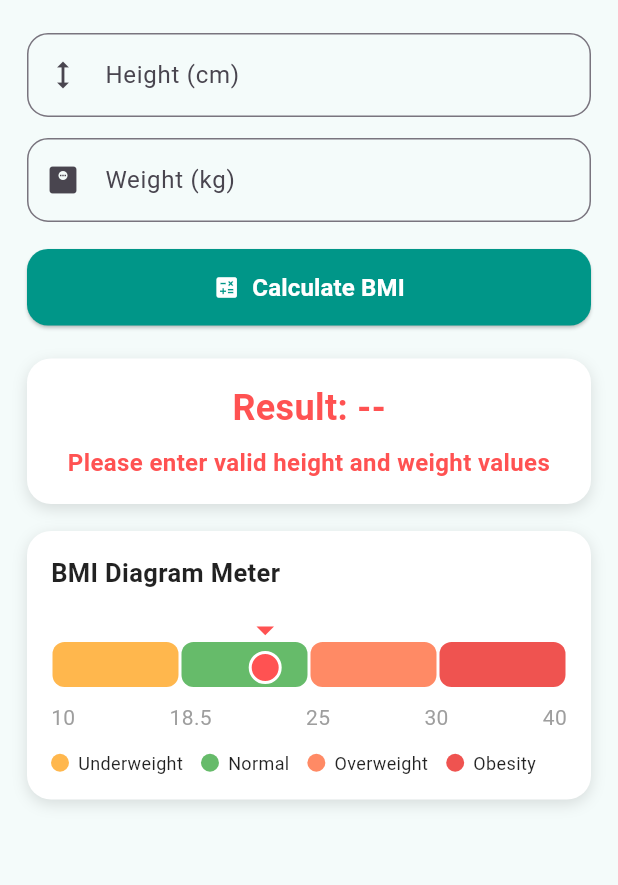
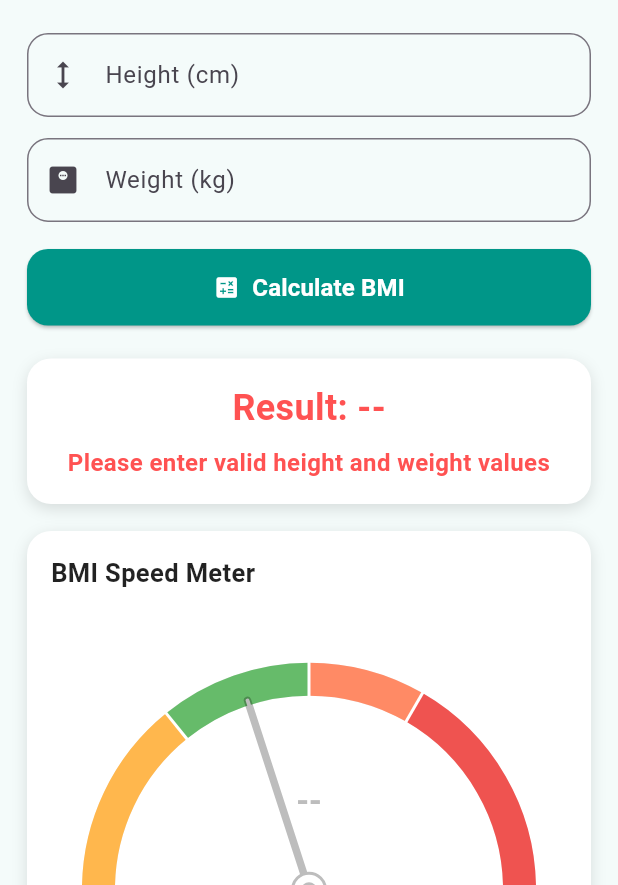
Before and after one commit to TofikMultani/CareSync, a Flutter app: the BMICalculatorPage screen opened directly, after a tap on "Calculate BMI", on a phone screen of 412 x 824 dp, the part 351-1236 px from its top. Run offline on Flutter 3.47's test engine with Material 3 defaults, Android fonts, the phone set to English and light mode, and no system bars; our stand-ins replace file_picker, flutter_local_notifications, printing, timezone.

Commit message:
feat: replace flat BMI bar with semi-circular speedometer gauge
Agent-Logs-Url: https://github.com/TofikMultani/CareSync/sessions/c828b218-2ae4-4cc0-9073-4fa3ba5885e8

Co-authored-by: TofikMultani <165634921+TofikMultani@users.noreply.github.com>

```diff
--- a/lib/screens/patient/bmi_calculator_page.dart
+++ b/lib/screens/patient/bmi_calculator_page.dart
@@ -1,3 +1,4 @@
+import 'dart:math' as math;
 import 'package:flutter/material.dart';
 
 class BMICalculatorPage extends StatefulWidget {
@@ -203,11 +204,6 @@ class _BMICalculatorPageState extends State<BMICalculatorPage> {
   }
 
   Widget _buildBMIDiagramMeter() {
-    const double minBmi = 10;
-    const double maxBmi = 40;
-
-    final double normalized = (_meterValue - minBmi) / (maxBmi - minBmi);
-
     return Container(
       padding: const EdgeInsets.all(16),
       decoration: BoxDecoration(
@@ -225,69 +221,25 @@ class _BMICalculatorPageState extends State<BMICalculatorPage> {
         crossAxisAlignment: CrossAxisAlignment.start,
         children: [
           const Text(
-            'BMI Diagram Meter',
+            'BMI Speed Meter',
             style: TextStyle(
               fontSize: 17,
               fontWeight: FontWeight.w700,
               color: Colors.black87,
             ),
           ),
-          const SizedBox(height: 12),
-          LayoutBuilder(
-            builder: (context, constraints) {
-              final double markerLeft =
-                  (constraints.maxWidth - 22) * normalized;
-
-              return SizedBox(
-                height: 52,
-                child: Stack(
-                  clipBehavior: Clip.none,
-                  children: [
-                    Positioned.fill(
-                      top: 22,
-                      child: Row(
-                        children: [
-                          _meterSegment(color: Colors.orange.shade300),
-                          _meterSegment(color: Colors.green.shade400),
-                          _meterSegment(color: Colors.deepOrange.shade300),
-                          _meterSegment(color: Colors.red.shade400),
-                        ],
-                      ),
-                    ),
-                    Positioned(
-                      left: markerLeft,
-                      top: 0,
-                      child: Column(
-                        children: [
-                          Icon(Icons.arrow_drop_down,
-                              color: _resultColor, size: 28),
-                          Container(
-                            width: 22,
-                            height: 22,
-                            decoration: BoxDecoration(
-                              color: _resultColor,
-                              shape: BoxShape.circle,
-                              border: Border.all(color: Colors.white, width: 2),
-                            ),
-                          ),
-                        ],
-                      ),
-                    ),
-                  ],
-                ),
-              );
-            },
-          ),
-          const SizedBox(height: 10),
-          const Row(
-            mainAxisAlignment: MainAxisAlignment.spaceBetween,
-            children: [
-              Text('10', style: TextStyle(color: Colors.grey)),
-              Text('18.5', style: TextStyle(color: Colors.grey)),
-              Text('25', style: TextStyle(color: Colors.grey)),
-              Text('30', style: TextStyle(color: Colors.grey)),
-              Text('40', style: TextStyle(color: Colors.grey)),
-            ],
+          const SizedBox(height: 8),
+          AspectRatio(
+            aspectRatio: 1.8,
+            child: CustomPaint(
+              painter: _SpeedometerPainter(
+                bmiValue: _meterValue,
+                needleColor:
+                    _bmi == null ? Colors.grey.shade400 : _resultColor,
+                hasResult: _bmi != null,
+                categoryLabel: _bmi == null ? '' : _message,
+              ),
+            ),
           ),
           const SizedBox(height: 12),
           Wrap(
@@ -301,18 +253,6 @@ class _BMICalculatorPageState extends State<BMICalculatorPage> {
             ],
           ),
         ],
-      ),
-    );
-  }
-
-  Widget _meterSegment({required Color color}) {
-    return Expanded(
-      child: Container(
-        margin: const EdgeInsets.symmetric(horizontal: 1),
-        decoration: BoxDecoration(
-          color: color,
-          borderRadius: BorderRadius.circular(8),
-        ),
       ),
     );
   }
@@ -335,3 +275,191 @@ class _BMICalculatorPageState extends State<BMICalculatorPage> {
     );
   }
 }
+
+// ---------------------------------------------------------------------------
+// Speedometer gauge painter
+// ---------------------------------------------------------------------------
+
+class _SpeedometerPainter extends CustomPainter {
+  final double bmiValue;
+  final Color needleColor;
+  final bool hasResult;
+  final String categoryLabel;
+
+  const _SpeedometerPainter({
+    required this.bmiValue,
+    required this.needleColor,
+    required this.hasResult,
+    required this.categoryLabel,
+  });
+
+  static const double _minBmi = 10;
+  static const double _maxBmi = 40;
+
+  // Maps a BMI value to a canvas angle.
+  // BMI 10 → π  (left,  9-o'clock)
+  // BMI 25 → 3π/2 (top, 12-o'clock)
+  // BMI 40 → 2π (right,  3-o'clock)
+  double _bmiToAngle(double bmi) {
+    final t = (bmi - _minBmi) / (_maxBmi - _minBmi);
+    return math.pi + t * math.pi; // π … 2π (clockwise through top)
+  }
+
+  void _drawArcSegment(
+    Canvas canvas,
+    Offset center,
+    double radius,
+    double strokeWidth,
+    Color color,
+    double startBmi,
+    double endBmi,
+  ) {
+    canvas.drawArc(
+      Rect.fromCircle(center: center, radius: radius),
+      _bmiToAngle(startBmi),
+      _bmiToAngle(endBmi) - _bmiToAngle(startBmi),
+      false,
+      Paint()
+        ..color = color
+        ..strokeWidth = strokeWidth
+        ..style = PaintingStyle.stroke
+        ..strokeCap = StrokeCap.butt,
+    );
+  }
+
+  void _paintText(
+    Canvas canvas,
+    String text,
+    Offset center,
+    TextStyle style,
+  ) {
+    final tp = TextPainter(
+      text: TextSpan(text: text, style: style),
+      textDirection: TextDirection.ltr,
+    )..layout();
+    tp.paint(canvas, center - Offset(tp.width / 2, tp.height / 2));
+  }
+
+  @override
+  void paint(Canvas canvas, Size size) {
+    final cx = size.width / 2;
+    final cy = size.height;
+    final center = Offset(cx, cy);
+
+    // Arc radius: leave some margin so nothing clips at the edges
+    final maxR = math.min(cx * 0.88, cy * 0.92);
+    const strokeWidth = 22.0;
+    final arcR = maxR - strokeWidth / 2;
+
+    // --- Background (full half-circle) ---
+    canvas.drawArc(
+      Rect.fromCircle(center: center, radius: arcR),
+      math.pi,
+      math.pi,
+      false,
+      Paint()
+        ..color = Colors.grey.shade200
+        ..strokeWidth = strokeWidth
+        ..style = PaintingStyle.stroke
+        ..strokeCap = StrokeCap.butt,
+    );
+
+    // --- Coloured segments ---
+    _drawArcSegment(canvas, center, arcR, strokeWidth,
+        Colors.orange.shade300, 10, 18.5);
+    _drawArcSegment(canvas, center, arcR, strokeWidth,
+        Colors.green.shade400, 18.5, 25);
+    _drawArcSegment(canvas, center, arcR, strokeWidth,
+        Colors.deepOrange.shade300, 25, 30);
+    _drawArcSegment(
+        canvas, center, arcR, strokeWidth, Colors.red.shade400, 30, 40);
+
+    // --- Tick marks at category boundaries ---
+    final tickPaint = Paint()
+      ..color = Colors.white
+      ..strokeWidth = 2
+      ..style = PaintingStyle.stroke;
+    for (final bmi in [18.5, 25.0, 30.0]) {
+      final angle = _bmiToAngle(bmi);
+      final inner = Offset(
+        cx + (arcR - strokeWidth * 0.6) * math.cos(angle),
+        cy + (arcR - strokeWidth * 0.6) * math.sin(angle),
+      );
+      final outer = Offset(
+        cx + (arcR + strokeWidth * 0.6) * math.cos(angle),
+        cy + (arcR + strokeWidth * 0.6) * math.sin(angle),
+      );
+      canvas.drawLine(inner, outer, tickPaint);
+    }
+
+    // --- Needle ---
+    final angle = _bmiToAngle(bmiValue.clamp(_minBmi, _maxBmi));
+    final needleTip = Offset(
+      cx + (arcR - strokeWidth * 0.35) * math.cos(angle),
+      cy + (arcR - strokeWidth * 0.35) * math.sin(angle),
+    );
+
+    // Drop-shadow
+    canvas.drawLine(
+      center,
+      needleTip,
+      Paint()
+        ..color = Colors.black26
+        ..strokeWidth = 5
+        ..strokeCap = StrokeCap.round,
+    );
+    // Needle
+    canvas.drawLine(
+      center,
+      needleTip,
+      Paint()
+        ..color = needleColor
+        ..strokeWidth = 2.5
+        ..strokeCap = StrokeCap.round,
+    );
+
+    // Pivot circle
+    canvas.drawCircle(center, 11,
+        Paint()..color = Colors.white..style = PaintingStyle.fill);
+    canvas.drawCircle(
+        center,
+        11,
+        Paint()
+          ..color = needleColor
+          ..style = PaintingStyle.stroke
+          ..strokeWidth = 2);
+    canvas.drawCircle(center, 5, Paint()..color = needleColor);
+
+    // --- Text inside the dial ---
+    final bmiText = hasResult ? bmiValue.toStringAsFixed(1) : '--';
+    _paintText(
+      canvas,
+      bmiText,
+      Offset(cx, cy - arcR * 0.42),
+      TextStyle(
+        color: needleColor,
+        fontSize: 22,
+        fontWeight: FontWeight.bold,
+      ),
+    );
+    if (categoryLabel.isNotEmpty) {
+      _paintText(
+        canvas,
+        categoryLabel,
+        Offset(cx, cy - arcR * 0.22),
+        TextStyle(
+          color: needleColor,
+          fontSize: 12,
+          fontWeight: FontWeight.w600,
+        ),
+      );
+    }
+  }
+
+  @override
+  bool shouldRepaint(_SpeedometerPainter old) =>
+      old.bmiValue != bmiValue ||
+      old.needleColor != needleColor ||
+      old.hasResult != hasResult ||
+      old.categoryLabel != categoryLabel;
+}
```
